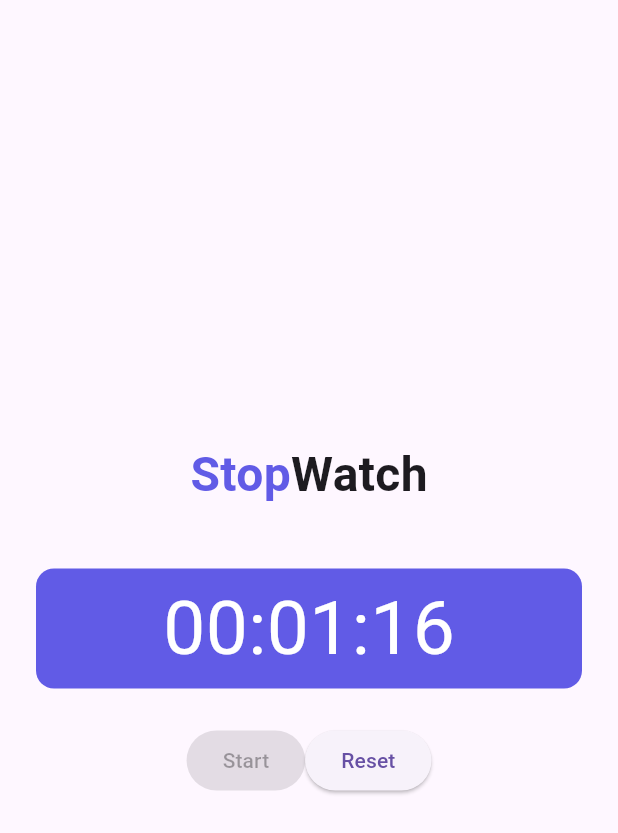
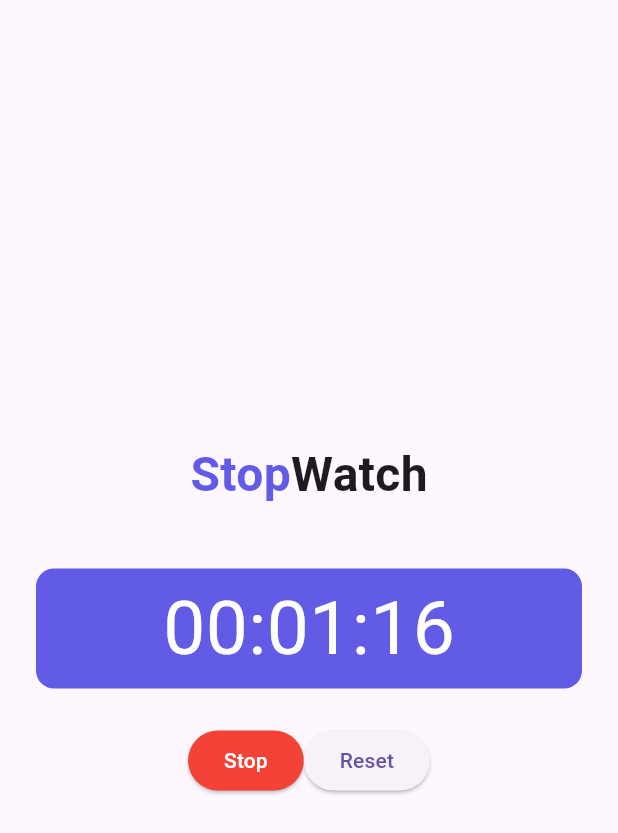
Before and after one commit to MouslyCode/Stop-Watch, a Flutter app: the screen it shows after launch, after a tap on "Start", on a phone screen of 412 x 824 dp. Shown: the top 833 px of the screen. Run offline on Flutter 3.47's test engine with Material 3 defaults, Android fonts, the phone set to English and light mode, and no system bars; our stand-ins replace supercharged.

Commit message:
Add time Stop button and stop time

```diff
--- a/lib/ui/pages/main_pages.dart
+++ b/lib/ui/pages/main_pages.dart
@@ -35,7 +35,16 @@ class _MainPagesState extends State<MainPages> {
 
   void stopTimer() {
     if (!_isTimerRunning) return;
+    _startTime = DateTime.timestamp();
+    _timer?.cancel();
+    setState(() {
+      final now = DateTime.timestamp();
+      _isTimerRunning = false;
+    });
+  }
 
+  void resetTimer() {
+    if (!_isTimerRunning) return;
     _timer?.cancel();
     setState(() {
       _milliSeconds = 0;
@@ -99,12 +108,21 @@ class _MainPagesState extends State<MainPages> {
             Row(
               mainAxisAlignment: MainAxisAlignment.center,
               children: [
+                !_isTimerRunning
+                    ? ElevatedButton(
+                        onPressed: startTimer,
+                        child: Text('Start'),
+                      )
+                    : ElevatedButton(
+                        style: ElevatedButton.styleFrom(
+                            backgroundColor: Colors.red),
+                        onPressed: stopTimer,
+                        child: Text(
+                          'Stop',
+                          style: TextStyle(color: Colors.white),
+                        )),
                 ElevatedButton(
-                  onPressed: _isTimerRunning ? null : startTimer,
-                  child: Text('Start'),
-                ),
-                ElevatedButton(
-                    onPressed: !_isTimerRunning ? null : stopTimer,
+                    onPressed: !_isTimerRunning ? null : resetTimer,
                     child: Text('Reset'))
               ],
             )
```
